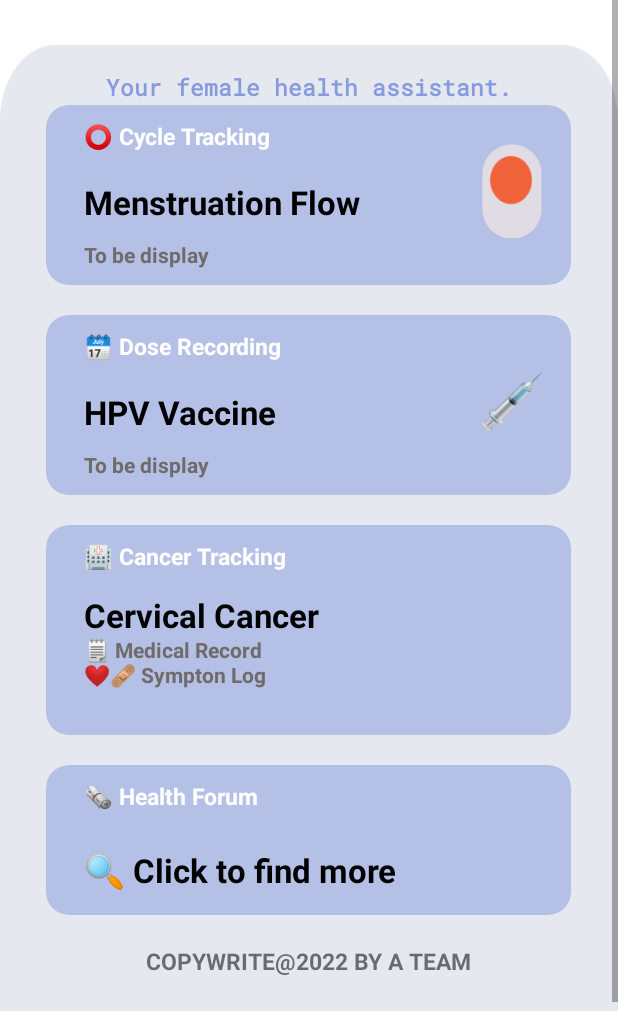
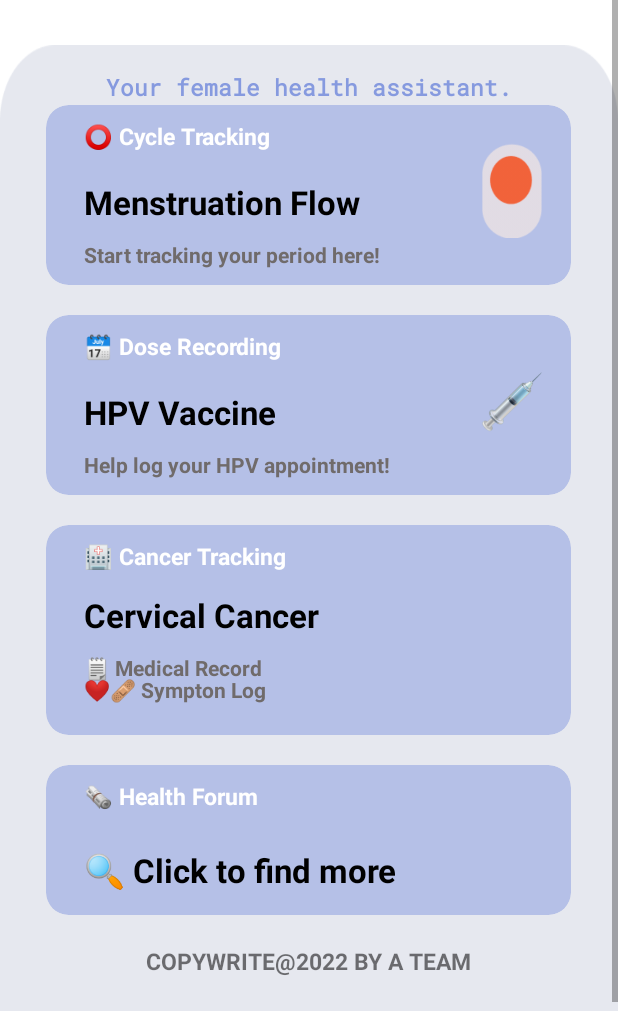
Before and after one commit to FishCatCake/PEIII_Assignment, an Android app: the HomeFragment screen opened directly, with no data from a screen before it, on a phone screen of 412 x 824 dp, the part 225-1236 px from its top. Run offline under Robolectric (Android 15) with nearby library versions, the phone set to English and light mode, and no system bars; 2 statements that could not run were skipped.

Commit message:
minor changes in home UI

```diff
--- a/app/src/main/res/layout/fragment_home.xml
+++ b/app/src/main/res/layout/fragment_home.xml
@@ -133,16 +133,14 @@
             <!--            display date here-->
             <TextView
                 android:id="@+id/tv_ds_date"
-                android:contentDescription="@string/ds_date"
+                android:contentDescription="@string/start_tracking_your_period_here"
                 android:layout_width="wrap_content"
                 android:layout_height="wrap_content"
-                android:text="@string/ds_date"
+                android:text="@string/start_tracking_your_period_here"
                 android:textColor="@color/grey_text"
                 android:layout_marginStart="15dp"
                 android:layout_marginTop="80dp"
-                android:textStyle="bold"
-                >
-            </TextView>
+                android:textStyle="bold" />
         </androidx.cardview.widget.CardView>
         <!--        car2-->
         <androidx.cardview.widget.CardView
@@ -205,7 +203,7 @@
                 android:contentDescription="@string/ds_date"
                 android:layout_width="wrap_content"
                 android:layout_height="wrap_content"
-                android:text="@string/ds_date"
+                android:text="@string/help_log_your_hpv_appointment"
                 android:textColor="@color/grey_text"
                 android:layout_marginStart="15dp"
                 android:layout_marginTop="80dp"
@@ -268,7 +266,7 @@
                 android:text="@string/cd_cancer_desc1"
                 android:textColor="@color/grey_text"
                 android:layout_marginStart="15dp"
-                android:layout_marginTop="63dp"
+                android:layout_marginTop="75dp"
                 android:textStyle="bold"
                 >
             </TextView>
@@ -281,7 +279,7 @@
                 android:text="@string/cd_cancer_desc2"
                 android:textColor="@color/grey_text"
                 android:layout_marginStart="15dp"
-                android:layout_marginTop="80dp"
+                android:layout_marginTop="90dp"
                 android:textStyle="bold"
                 >
             </TextView>
--- a/app/src/main/res/values/strings.xml
+++ b/app/src/main/res/values/strings.xml
@@ -204,6 +204,8 @@
 
     <string name="_2_3">2/3</string>
     <string name="_3_3">3/3</string>
+    <string name="start_tracking_your_period_here">Start tracking your period here!</string>
+    <string name="help_log_your_hpv_appointment">Help log your HPV appointment!</string>
 
 
 </resources>
```
